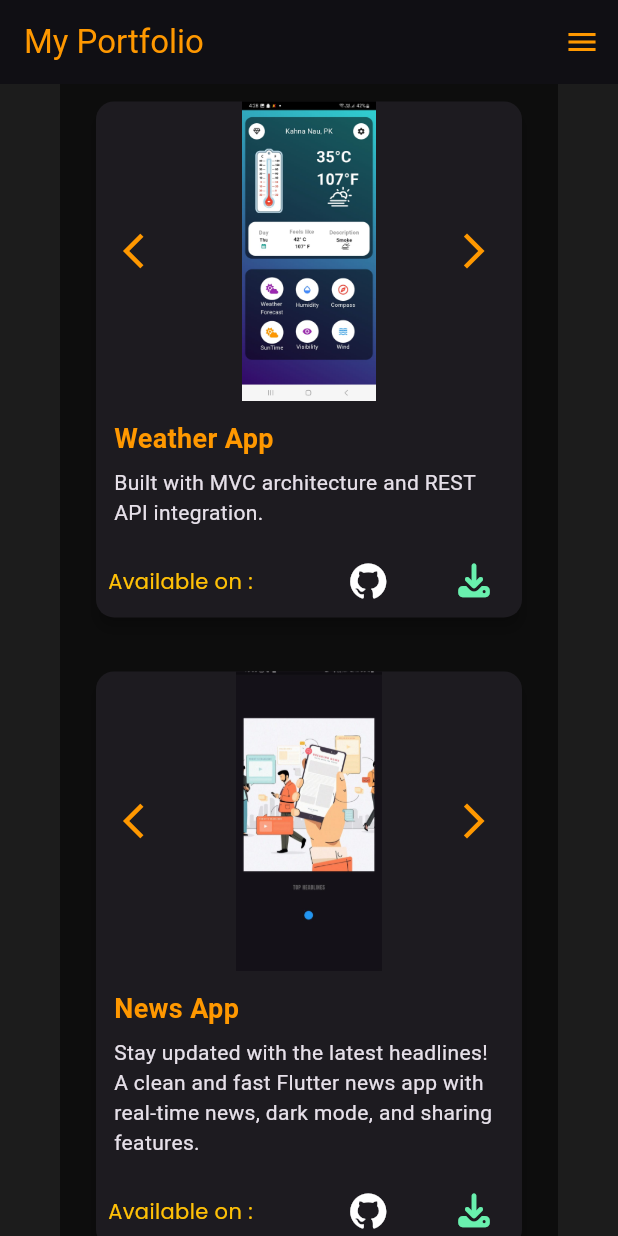
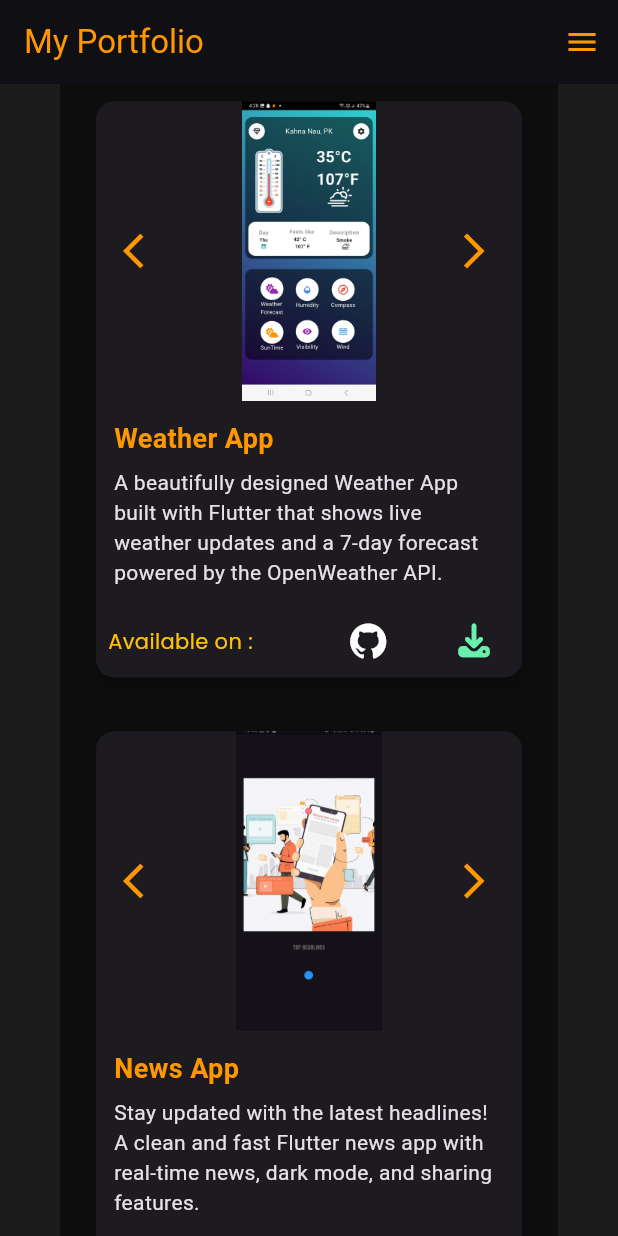
Before and after one commit to HumairaNazir/myPortfolio, a Flutter app: the screen it shows after launch, scrolled down 1152 dp, on a phone screen of 412 x 824 dp. Run offline on Flutter 3.47's test engine with Material 3 defaults, Android fonts, the phone set to English and light mode, and no system bars; drawn by our look-alikes of carousel_slider; our stand-ins replace font_awesome_flutter, google_fonts, web.

```diff
--- a/lib/reuseable_widgets/portfolio_section_widget.dart
+++ b/lib/reuseable_widgets/portfolio_section_widget.dart
@@ -51,7 +51,8 @@ final List<Map<String, dynamic>> projects = [
       'assets/images/weatherapp_imgs/ther.jpeg',
     ],
     'title': 'Weather App',
-    'description': 'Built with MVC architecture and REST API integration.',
+    'description':
+        'A beautifully designed Weather App built with Flutter that shows live weather updates and a 7-day forecast powered by the OpenWeather API.',
     'githubUrl': 'https://github.com/HumairaNazir/final_thermometer_app',
     'apkUrl':
         'https://drive.google.com/file/d/1mr6onO3sxEHuV5zto_Ykw_J9cp-wYX1S/view?usp=sharing',
```
